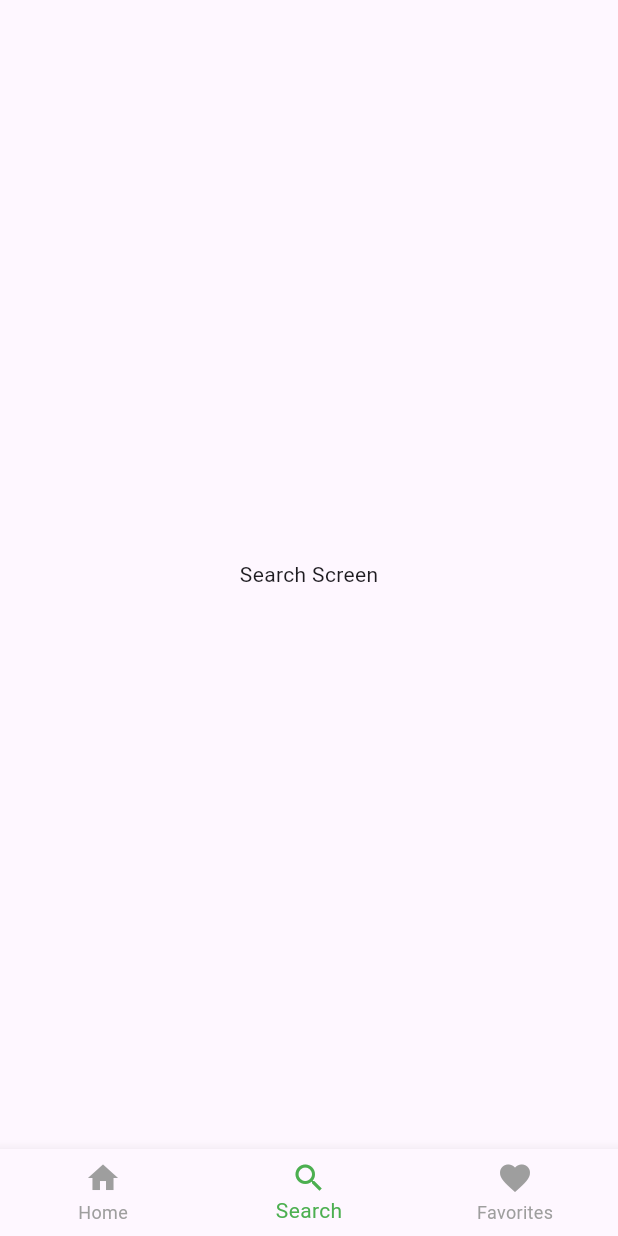
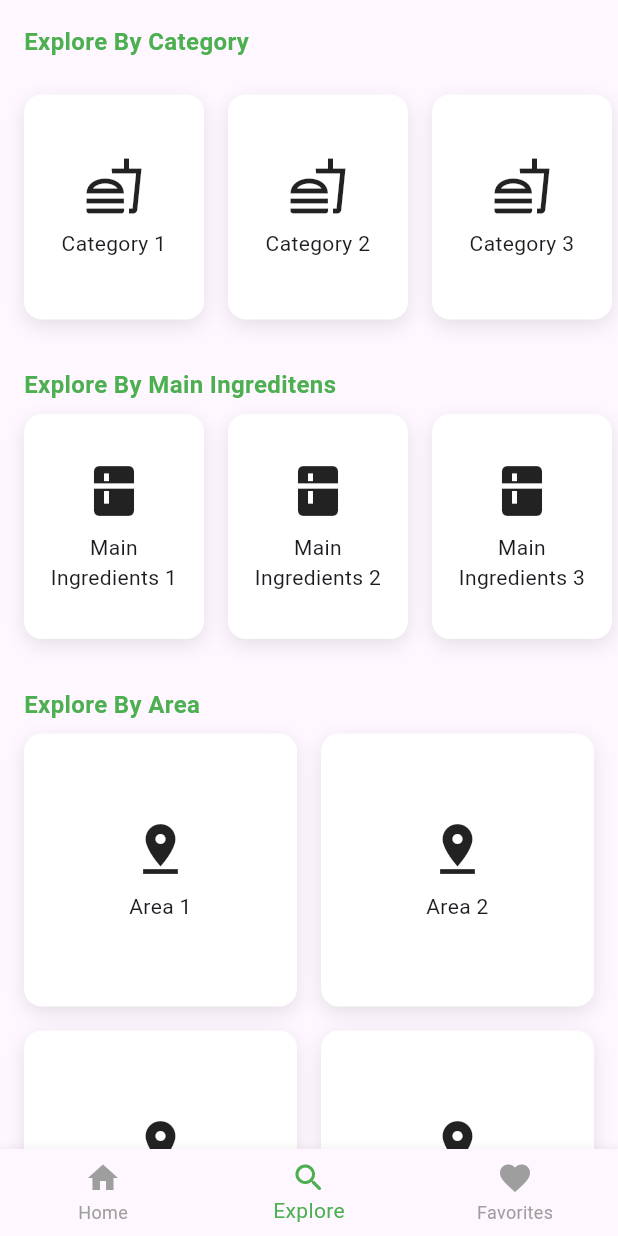
Before and after one commit to lintanganugerah/FoodieFind, a Flutter app: the screen it shows after launch, item 2 of the bottom bar chosen, on a phone screen of 412 x 824 dp. Run offline on Flutter 3.47's test engine with Material 3 defaults, Android fonts, the phone set to English and light mode, and no system bars; our stand-ins replace shimmer.

Commit message:
Explore pages dummy ui done, change "search" menu name to "explore"

```diff
--- a/lib/app_bottom_navbar.dart
+++ b/lib/app_bottom_navbar.dart
@@ -1,7 +1,7 @@
 import 'package:flutter/material.dart';
 import 'package:flutter_foodiefind/screen/favorite_screen.dart';
 import 'package:flutter_foodiefind/screen/home_screen.dart';
-import 'package:flutter_foodiefind/screen/search_screen.dart';
+import 'package:flutter_foodiefind/screen/explore_screen.dart';
 
 class AppBottomNavbar extends StatefulWidget {
   const AppBottomNavbar({super.key});
@@ -13,9 +13,9 @@ class AppBottomNavbar extends StatefulWidget {
 class _AppBottomNavbarState extends State<AppBottomNavbar> {
   int _selectedIndex = 0;
 
-  static const List<Widget> _screens = <Widget>[
+  static final List<Widget> _screens = <Widget>[
     HomeScreen(),
-    SearchScreen(),
+    ExploreScreen(),
     FavoriteScreen(),
   ];
 
@@ -37,7 +37,10 @@ class _AppBottomNavbarState extends State<AppBottomNavbar> {
         showUnselectedLabels: true,
         items: const [
           BottomNavigationBarItem(icon: Icon(Icons.home), label: 'Home'),
-          BottomNavigationBarItem(icon: Icon(Icons.search), label: 'Search'),
+          BottomNavigationBarItem(
+            icon: Icon(Icons.search_rounded),
+            label: 'Explore',
+          ),
           BottomNavigationBarItem(
             icon: Icon(Icons.favorite),
             label: 'Favorites',
--- /dev/null
+++ b/lib/screen/explore_screen.dart
@@ -0,0 +1,154 @@
+import 'package:flutter/material.dart';
+import 'package:flutter_foodiefind/widgets/bold_text.dart';
+import 'package:flutter_foodiefind/widgets/card.dart';
+
+class ExploreScreen extends StatelessWidget {
+  ExploreScreen({super.key});
+
+  final List<int> _listItems = List.generate(10, (index) => index);
+
+  @override
+  Widget build(BuildContext context) {
+    return Material(
+      child: SafeArea(
+        child: ListView(
+          padding: EdgeInsets.all(16),
+          children: [
+            //Section Explore By Category
+            const BoldText(
+              text: "Explore By Category",
+              size: 16,
+              color: Colors.green,
+            ),
+
+            //DIVIDER
+            const SizedBox(height: 16),
+
+            Padding(
+              padding: const EdgeInsets.symmetric(vertical: 8.0),
+              child: SizedBox(
+                height: 150,
+                child: ListView.builder(
+                  scrollDirection: Axis.horizontal,
+                  itemCount: _listItems.length,
+                  // Agar listview tidak terpotong
+                  clipBehavior: Clip.none,
+                  itemBuilder: (context, index) {
+                    return Padding(
+                      padding: const EdgeInsets.only(right: 16.0),
+                      child: SizedBox(
+                        width: 120,
+                        height: 150,
+                        child: CardContainer(
+                          isShadow: true,
+                          child: Column(
+                            mainAxisAlignment: MainAxisAlignment.center,
+                            children: [
+                              const Icon(Icons.fastfood_outlined, size: 40),
+                              const SizedBox(height: 8),
+                              Text(
+                                "Category ${index + 1}",
+                                textAlign: TextAlign.center,
+                              ),
+                            ],
+                          ),
+                        ),
+                      ),
+                    );
+                  },
+                ),
+              ),
+            ),
+
+            //DIVIDER
+            const SizedBox(height: 24),
+
+            //Section Explore By Main Ingreditens
+            const BoldText(
+              text: "Explore By Main Ingreditens",
+              size: 16,
+              color: Colors.green,
+            ),
+            Padding(
+              padding: const EdgeInsets.symmetric(vertical: 8.0),
+              child: SizedBox(
+                height: 150,
+                child: ListView.builder(
+                  scrollDirection: Axis.horizontal,
+                  itemCount: _listItems.length,
+                  // Agar listview tidak terpotong
+                  clipBehavior: Clip.none,
+                  itemBuilder: (context, index) {
+                    return Padding(
+                      padding: const EdgeInsets.only(right: 16.0),
+                      child: SizedBox(
+                        width: 120,
+                        height: 150,
+                        child: CardContainer(
+                          isShadow: true,
+                          child: Column(
+                            mainAxisAlignment: MainAxisAlignment.center,
+                            children: [
+                              const Icon(Icons.kitchen, size: 40),
+                              const SizedBox(height: 8),
+                              Text(
+                                "Main Ingredients ${index + 1}",
+                                textAlign: TextAlign.center,
+                              ),
+                            ],
+                          ),
+                        ),
+                      ),
+                    );
+                  },
+                ),
+              ),
+            ),
+
+            //DIVIDER
+            const SizedBox(height: 24),
+
+            //Section Explore By Area
+            const BoldText(
+              text: "Explore By Area",
+              size: 16,
+              color: Colors.green,
+            ),
+            //DIVIDER
+            const SizedBox(height: 8),
+            //Card By Area
+            GridView.builder(
+              shrinkWrap: true,
+              physics: const NeverScrollableScrollPhysics(),
+              gridDelegate: const SliverGridDelegateWithFixedCrossAxisCount(
+                crossAxisCount: 2,
+                crossAxisSpacing: 16,
+                mainAxisSpacing: 16,
+                childAspectRatio: 1,
+              ),
+              itemCount: _listItems.length,
+              clipBehavior: Clip.none,
+              itemBuilder: (BuildContext context, int index) {
+                return SizedBox(
+                  width: 120,
+                  height: 150,
+                  child: CardContainer(
+                    isShadow: true,
+                    child: Column(
+                      mainAxisAlignment: MainAxisAlignment.center,
+                      children: [
+                        const Icon(Icons.pin_drop, size: 40),
+                        const SizedBox(height: 8),
+                        Text("Area ${index + 1}", textAlign: TextAlign.center),
+                      ],
+                    ),
+                  ),
+                );
+              },
+            ),
+          ],
+        ),
+      ),
+    );
+  }
+}
--- a/lib/screen/favorite_screen.dart
+++ b/lib/screen/favorite_screen.dart
@@ -1,5 +1,6 @@
 import 'package:flutter/material.dart';
 import 'package:flutter_foodiefind/widgets/bold_text.dart';
+import 'package:shimmer/shimmer.dart';
 
 class FavoriteScreen extends StatefulWidget {
   const FavoriteScreen({super.key});
@@ -48,12 +49,42 @@ class _FavoriteScreenState extends State<FavoriteScreen> {
                             fit: BoxFit.cover,
                             width: double.maxFinite,
                             height: double.infinity,
+                            loadingBuilder:
+                                (
+                                  BuildContext context,
+                                  Widget child,
+                                  ImageChunkEvent? loadingProgress,
+                                ) {
+                                  if (loadingProgress == null) {
+                                    // Jika loading selesai, tampilkan gambar aslinya.
+                                    return child;
+                                  }
+                                  return Shimmer.fromColors(
+                                    baseColor: Colors.grey[300]!,
+                                    highlightColor: Colors.grey[100]!,
+                                    child: Container(color: Colors.white),
+                                  );
+                                },
+                            errorBuilder:
+                                (
+                                  BuildContext context,
+                                  Object error,
+                                  StackTrace? stackTrace,
+                                ) {
+                                  return const Center(
+                                    child: Icon(
+                                      Icons.broken_image,
+                                      size: 48,
+                                      color: Colors.grey,
+                                    ),
+                                  );
+                                },
                           ),
                         ),
                         Positioned(
                           top: 1,
                           child: IconButton(
-                            icon: Icon(Icons.favorite, color: Colors.redAccent),
+                            icon: Icon(Icons.favorite, color: Colors.green),
                             onPressed: () {
                               // TODO: Ubah ini menjadi fungsionalitas hapus/favoritkan recipe
                             },
@@ -63,7 +94,7 @@ class _FavoriteScreenState extends State<FavoriteScreen> {
                     ),
                   ),
                   const SizedBox(height: 8),
-                  BoldText(text: "Title $item", size: 16),
+                  BoldText(text: "Title $item", size: 16, color: Colors.green),
                   const Text("Subtitle"),
                 ],
               );
--- a/lib/screen/home_screen.dart
+++ b/lib/screen/home_screen.dart
@@ -37,8 +37,8 @@ class _HomeScreenState extends State<HomeScreen> {
               mainAxisAlignment: MainAxisAlignment.start,
               crossAxisAlignment: CrossAxisAlignment.start,
               children: [
-                const BoldText(text: 'Feeling Hungry?', size: 20),
-                const BoldText(text: "What are we cooking today?", size: 20),
+                const BoldText(text: 'Feeling Hungry?', size: 24),
+                const BoldText(text: "What are we cooking today?", size: 24),
                 //DIVIDER
                 SizedBox(height: 16),
                 //Search Bar
--- a/lib/screen/search_screen.dart
+++ /dev/null
@@ -1,10 +0,0 @@
-import 'package:flutter/material.dart';
-
-class SearchScreen extends StatelessWidget {
-  const SearchScreen({super.key});
-
-  @override
-  Widget build(BuildContext context) {
-    return Scaffold(body: Center(child: Text("Search Screen")));
-  }
-}
--- a/pubspec.yaml
+++ b/pubspec.yaml
@@ -34,6 +34,7 @@ dependencies:
   # The following adds the Cupertino Icons font to your application.
   # Use with the CupertinoIcons class for iOS style icons.
   cupertino_icons: ^1.0.8
+  shimmer: ^3.0.0
 
 dev_dependencies:
   flutter_test:
```
Also changed, not shown: pubspec.lock.
